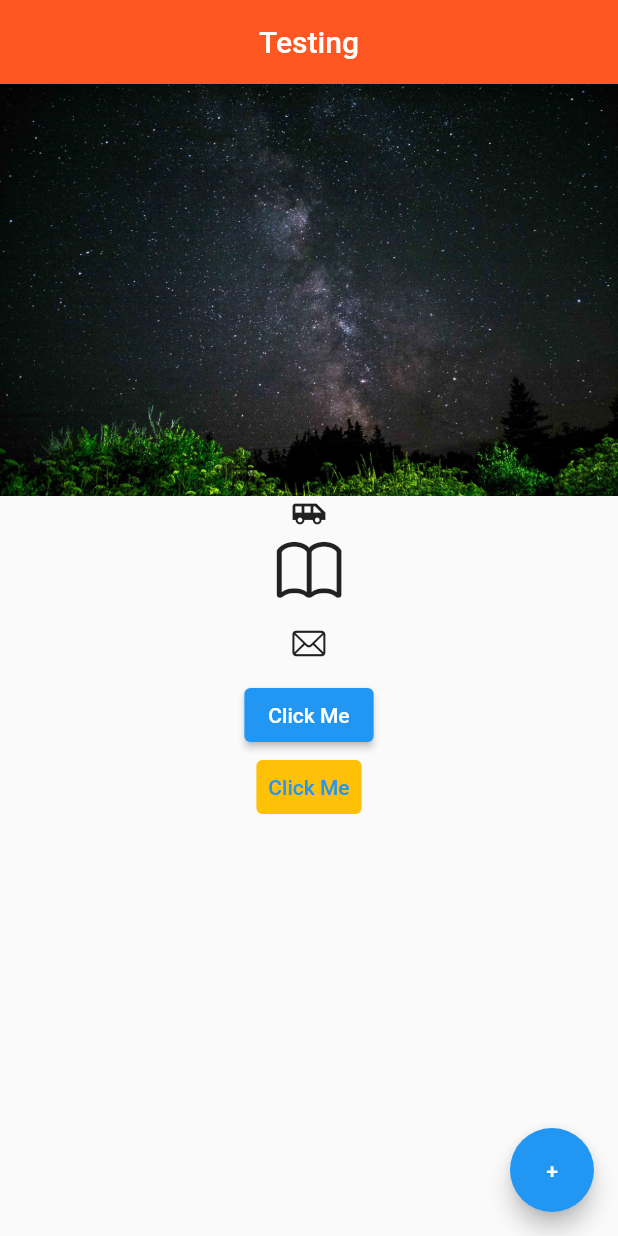
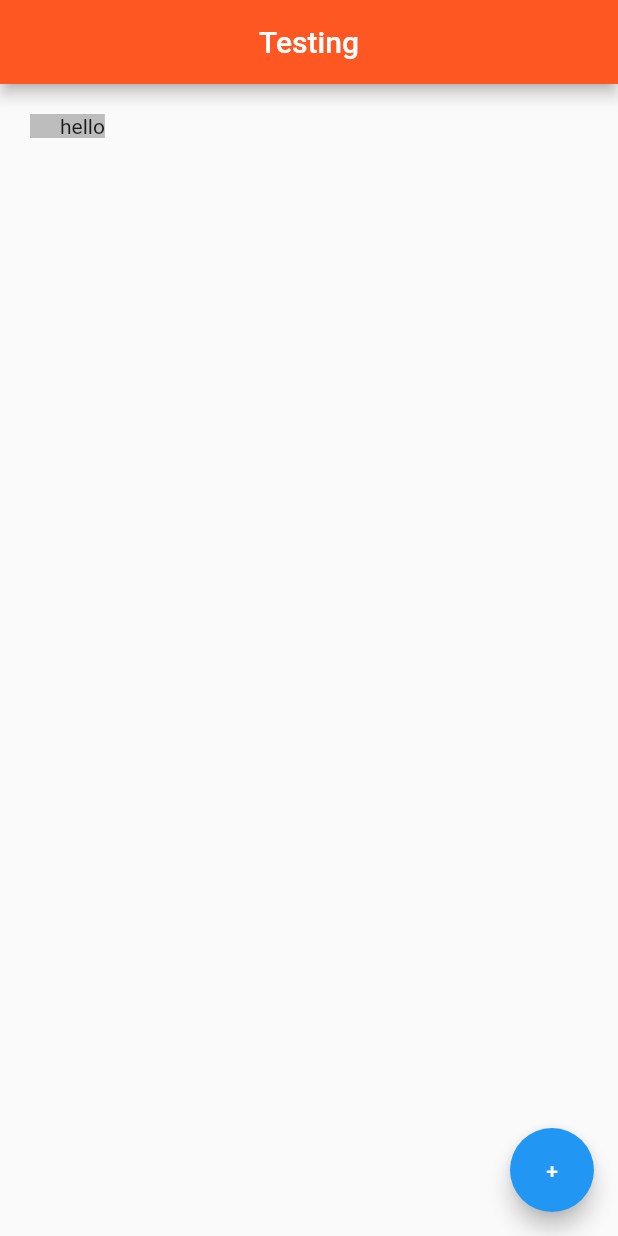
Before and after one commit to RahulRazdan/5HourOfFlutter, a Flutter app: the screen it shows after launch, on a phone screen of 412 x 824 dp. Run offline on Flutter 3.47's test engine with Material 2 defaults, Android fonts, the phone set to English and light mode, and no system bars; project files that could hold a hidden picture were left out.

Commit message:
Container

```diff
--- a/lib/main.dart
+++ b/lib/main.dart
@@ -28,16 +28,12 @@ class Home extends StatelessWidget {
           centerTitle: true,
           backgroundColor: Colors.deepOrange[500],
         ),
-        body: Center(child: Column(
-          children: [
-            Image(image: AssetImage('assets/space.jpg')),
-            Icon(Icons.airport_shuttle),
-            Icon(CupertinoIcons.book,size: 50),
-            IconButton(onPressed: (){}, icon: const Icon(CupertinoIcons.mail)),
-            ElevatedButton(onPressed: (){}, child: const Text('Click Me')),
-            TextButton(onPressed:  (){}, child: const Text('Click Me'),style: ButtonStyle(backgroundColor: MaterialStateProperty.all(Colors.amber)))
-          ],
-        )),
+        body: Container(
+          color: Colors.grey[400],
+          child: const Text('hello'),
+          padding: EdgeInsets.only(left:20.0),
+          margin: EdgeInsets.all(20.0)
+        ),
         floatingActionButton: FloatingActionButton(
           child: const Text('+'),
           onPressed: (){},
```
